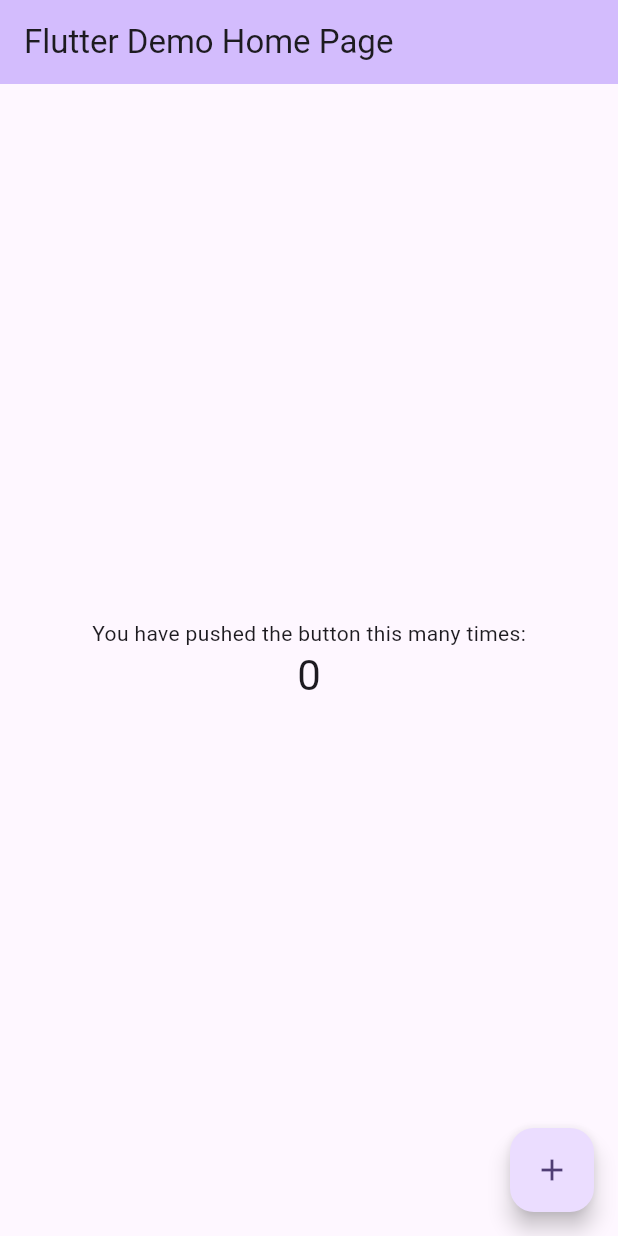
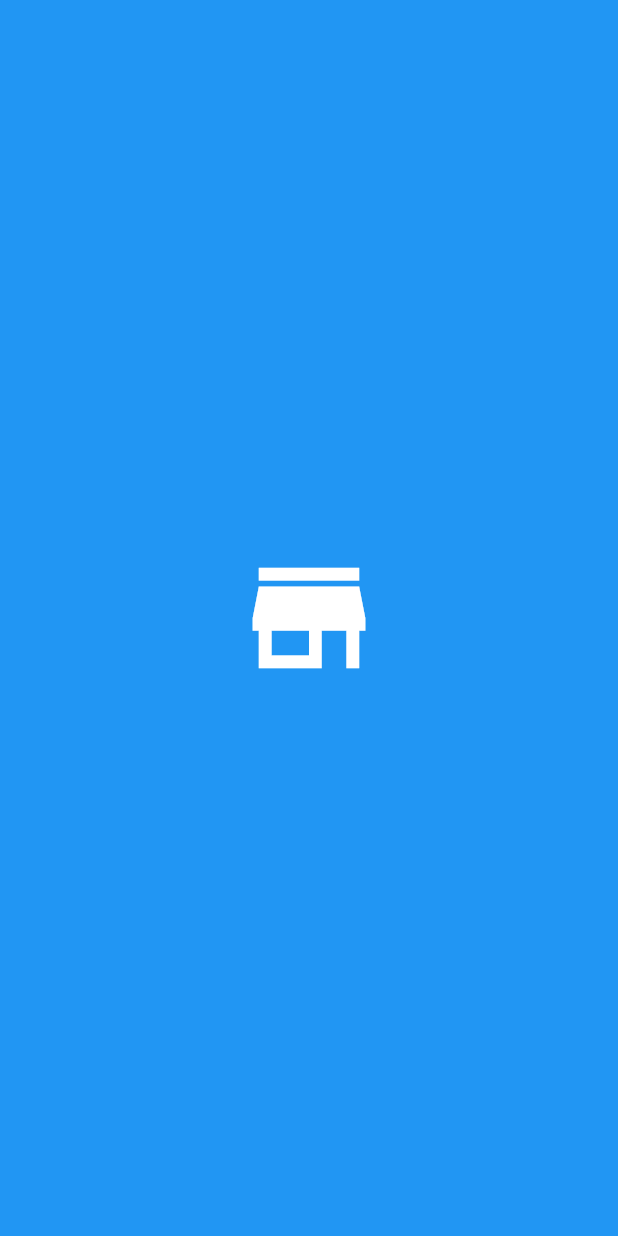
Before and after one commit to yozhykovanatolii/MarketplaceMusicalInstrumentsApp, a Flutter app: the screen it shows after launch, on a phone screen of 412 x 824 dp. Run offline on Flutter 3.47's test engine with Material 3 defaults, Android fonts, the light colour scheme and no system bars; drawn by our look-alikes of another_flutter_splash_screen; our stand-ins replace firebase_core; accounts and stored records are empty.

Commit message:
Adding a package another_flutter_splash_screen and creating SplashPage

```diff
--- a/analysis_options.yaml
+++ b/analysis_options.yaml
@@ -23,6 +23,7 @@ linter:
   # `// ignore_for_file: name_of_lint` syntax on the line or in the file
   # producing the lint.
   rules:
+    prefer_const_constructors: true
     # avoid_print: false  # Uncomment to disable the `avoid_print` rule
     # prefer_single_quotes: true  # Uncomment to enable the `prefer_single_quotes` rule
 
--- a/lib/main.dart
+++ b/lib/main.dart
@@ -1,127 +1,24 @@
 import 'package:firebase_core/firebase_core.dart';
 import 'package:flutter/material.dart';
 import 'package:marketplace_musical_instruments_app/firebase_options.dart';
+import 'package:marketplace_musical_instruments_app/presentation/page/splash/splash_page.dart';
 
 void main() async {
+  WidgetsFlutterBinding.ensureInitialized();
   await Firebase.initializeApp(
     options: DefaultFirebaseOptions.currentPlatform,
   );
-  runApp(const MyApp());
+  runApp(const MarketplaceApp());
 }
 
-class MyApp extends StatelessWidget {
-  const MyApp({super.key});
+class MarketplaceApp extends StatelessWidget {
+  const MarketplaceApp({super.key});
 
-  // This widget is the root of your application.
   @override
   Widget build(BuildContext context) {
-    return MaterialApp(
-      title: 'Flutter Demo',
-      theme: ThemeData(
-        // This is the theme of your application.
-        //
-        // TRY THIS: Try running your application with "flutter run". You'll see
-        // the application has a purple toolbar. Then, without quitting the app,
-        // try changing the seedColor in the colorScheme below to Colors.green
-        // and then invoke "hot reload" (save your changes or press the "hot
-        // reload" button in a Flutter-supported IDE, or press "r" if you used
-        // the command line to start the app).
-        //
-        // Notice that the counter didn't reset back to zero; the application
-        // state is not lost during the reload. To reset the state, use hot
-        // restart instead.
-        //
-        // This works for code too, not just values: Most code changes can be
-        // tested with just a hot reload.
-        colorScheme: ColorScheme.fromSeed(seedColor: Colors.deepPurple),
-      ),
-      home: const MyHomePage(title: 'Flutter Demo Home Page'),
+    return const MaterialApp(
+      debugShowCheckedModeBanner: false,
+      home: SplashPage(),
     );
   }
 }
-
-class MyHomePage extends StatefulWidget {
-  const MyHomePage({super.key, required this.title});
-
-  // This widget is the home page of your application. It is stateful, meaning
-  // that it has a State object (defined below) that contains fields that affect
-  // how it looks.
-
-  // This class is the configuration for the state. It holds the values (in this
-  // case the title) provided by the parent (in this case the App widget) and
-  // used by the build method of the State. Fields in a Widget subclass are
-  // always marked "final".
-
-  final String title;
-
-  @override
-  State<MyHomePage> createState() => _MyHomePageState();
-}
-
-class _MyHomePageState extends State<MyHomePage> {
-  int _counter = 0;
-
-  void _incrementCounter() {
-    setState(() {
-      // This call to setState tells the Flutter framework that something has
-      // changed in this State, which causes it to rerun the build method below
-      // so that the display can reflect the updated values. If we changed
-      // _counter without calling setState(), then the build method would not be
-      // called again, and so nothing would appear to happen.
-      _counter++;
-    });
-  }
-
-  @override
-  Widget build(BuildContext context) {
-    // This method is rerun every time setState is called, for instance as done
-    // by the _incrementCounter method above.
-    //
-    // The Flutter framework has been optimized to make rerunning build methods
-    // fast, so that you can just rebuild anything that needs updating rather
-    // than having to individually change instances of widgets.
-    return Scaffold(
-      appBar: AppBar(
-        // TRY THIS: Try changing the color here to a specific color (to
-        // Colors.amber, perhaps?) and trigger a hot reload to see the AppBar
-        // change color while the other colors stay the same.
-        backgroundColor: Theme.of(context).colorScheme.inversePrimary,
-        // Here we take the value from the MyHomePage object that was created by
-        // the App.build method, and use it to set our appbar title.
-        title: Text(widget.title),
-      ),
-      body: Center(
-        // Center is a layout widget. It takes a single child and positions it
-        // in the middle of the parent.
-        child: Column(
-          // Column is also a layout widget. It takes a list of children and
-          // arranges them vertically. By default, it sizes itself to fit its
-          // children horizontally, and tries to be as tall as its parent.
-          //
-          // Column has various properties to control how it sizes itself and
-          // how it positions its children. Here we use mainAxisAlignment to
-          // center the children vertically; the main axis here is the vertical
-          // axis because Columns are vertical (the cross axis would be
-          // horizontal).
-          //
-          // TRY THIS: Invoke "debug painting" (choose the "Toggle Debug Paint"
-          // action in the IDE, or press "p" in the console), to see the
-          // wireframe for each widget.
-          mainAxisAlignment: MainAxisAlignment.center,
-          children: <Widget>[
-            const Text('You have pushed the button this many times:'),
-            Text(
-              '$_counter',
-              style: Theme.of(context).textTheme.headlineMedium,
-            ),
-          ],
-        ),
-      ),
-      floatingActionButton: FloatingActionButton(
-        onPressed: _incrementCounter,
-        tooltip: 'Increment',
-        child: const Icon(Icons.add),
-      ), // This trailing comma makes auto-formatting nicer for build methods.
-    );
-  }
-}
--- /dev/null
+++ b/lib/presentation/page/splash/splash_page.dart
@@ -0,0 +1,18 @@
+import 'package:another_flutter_splash_screen/another_flutter_splash_screen.dart';
+import 'package:flutter/material.dart';
+
+class SplashPage extends StatelessWidget {
+  const SplashPage({super.key});
+
+  @override
+  Widget build(BuildContext context) {
+    return FlutterSplashScreen.fadeIn(
+      backgroundColor: Colors.blue,
+      childWidget: const Icon(
+        size: 100,
+        Icons.store,
+        color: Colors.white,
+      ),
+    );
+  }
+}
--- a/pubspec.yaml
+++ b/pubspec.yaml
@@ -35,6 +35,7 @@ dependencies:
   # Use with the CupertinoIcons class for iOS style icons.
   cupertino_icons: ^1.0.8
   firebase_core: ^4.1.0
+  another_flutter_splash_screen: ^1.2.1
 
 dev_dependencies:
   flutter_test:
```
Also changed, not shown: pubspec.lock, 2 other files.
